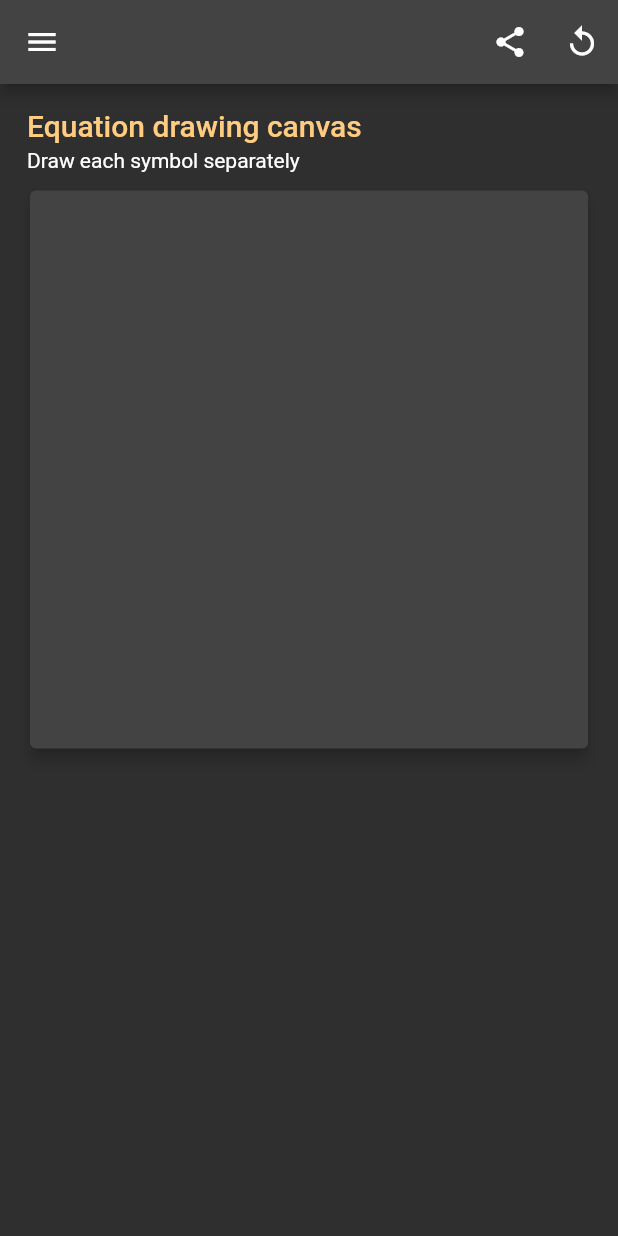
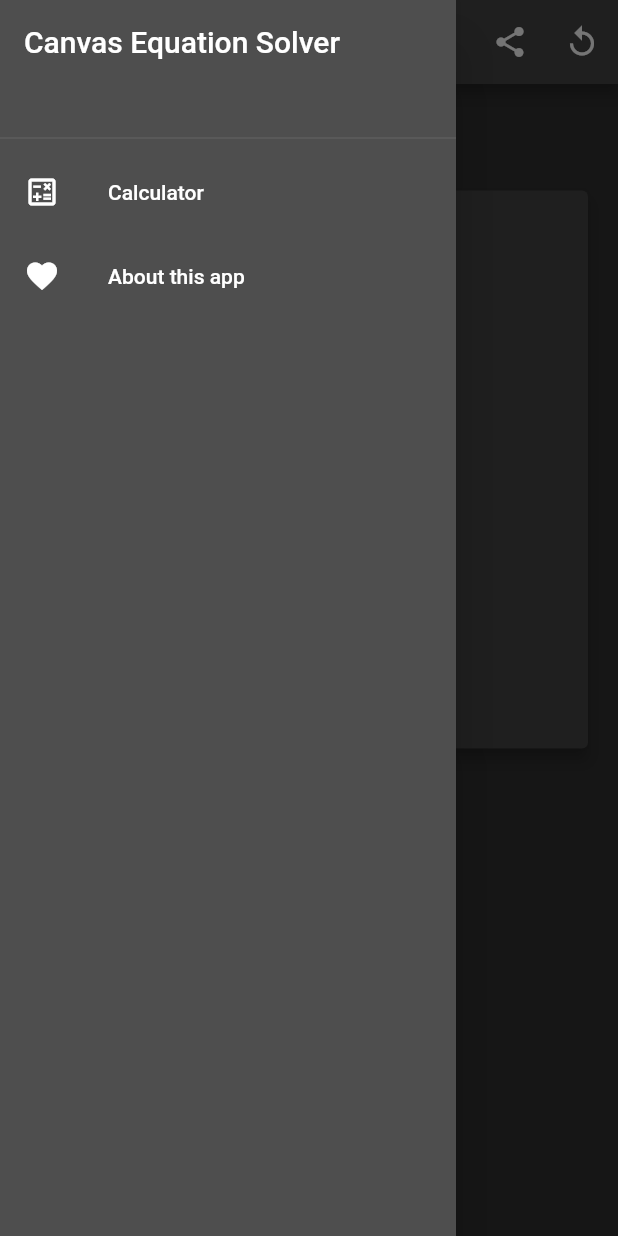
Before and after one commit to IrinUvis/canvas-math-expression-solver-mobile-app, a Flutter app: the screen it shows after launch, after a tap on the "menu" icon, on a phone screen of 412 x 824 dp. Run offline on Flutter 3.47's test engine with Material 2 defaults, Android fonts, the phone set to English and light mode, and no system bars; our stand-ins replace equatable; missing offline and left inert: tflite_flutter.

Commit message:
design implementation part 1

```diff
--- /dev/null
+++ b/lib/canvas/views/about_screen.dart
@@ -0,0 +1,14 @@
+import 'package:canvas_equation_solver_mobile_app/canvas/widgets/app_drawer.dart';
+import 'package:flutter/material.dart';
+
+class AboutScreen extends StatelessWidget {
+  const AboutScreen({Key? key}) : super(key: key);
+
+  @override
+  Widget build(BuildContext context) {
+    return Scaffold(
+      appBar: AppBar(),
+      drawer: const AppDrawer(),
+    );
+  }
+}
--- a/lib/canvas/views/canvas_screen.dart
+++ b/lib/canvas/views/canvas_screen.dart
@@ -1,11 +1,10 @@
 import 'dart:ui';
-
 import 'package:canvas_equation_solver_mobile_app/canvas/models/drawn_line.dart';
+import 'package:canvas_equation_solver_mobile_app/canvas/widgets/app_drawer.dart';
 import 'package:canvas_equation_solver_mobile_app/math_operation_creator/models/math_operation.dart';
 import 'package:canvas_equation_solver_mobile_app/math_operation_creator/services/math_operation_creator.dart';
 import 'package:canvas_equation_solver_mobile_app/theme/colors.dart';
 import 'package:flutter/material.dart';
-
 import '../widgets/drawing_area.dart';
 
 class CanvasScreen extends StatefulWidget {
@@ -52,9 +51,17 @@ class _CanvasScreenState extends State<CanvasScreen> {
 
     return Scaffold(
       appBar: AppBar(
-        leading: IconButton(
-          onPressed: () {},
-          icon: const Icon(Icons.menu),
+        leading: Builder(
+          builder: (context) {
+            return IconButton(
+              icon: const Icon(
+                Icons.menu,
+              ),
+              onPressed: () {
+                Scaffold.of(context).openDrawer();
+              },
+            );
+          },
         ),
         actions: [
           IconButton(
@@ -69,6 +76,7 @@ class _CanvasScreenState extends State<CanvasScreen> {
           ),
         ],
       ),
+      drawer: const AppDrawer(),
       body: Padding(
         padding: const EdgeInsets.symmetric(
             vertical: 16.0, horizontal: CanvasScreen.horizontalPadding),
--- /dev/null
+++ b/lib/canvas/widgets/app_drawer.dart
@@ -0,0 +1,37 @@
+import 'package:flutter/material.dart';
+
+class AppDrawer extends StatelessWidget {
+  const AppDrawer({Key? key}) : super(key: key);
+
+  @override
+  Widget build(BuildContext context) {
+    return Drawer(
+      child: ListView(
+        padding: EdgeInsets.zero,
+        children: [
+          SizedBox(
+            height: 100,
+            child: DrawerHeader(
+              child: Text('Canvas Equation Solver',
+                  style: Theme.of(context).textTheme.titleLarge),
+            ),
+          ),
+          ListTile(
+            leading: const Icon(Icons.calculate_outlined),
+            title: const Text('Calculator'),
+            onTap: () {
+              Navigator.pop(context);
+            },
+          ),
+          ListTile(
+            leading: const Icon(Icons.favorite),
+            title: const Text('About this app'),
+            onTap: () {
+              Navigator.pop(context);
+            },
+          ),
+        ],
+      ),
+    );
+  }
+}
--- a/lib/canvas_equation_solver.dart
+++ b/lib/canvas_equation_solver.dart
@@ -1,3 +1,4 @@
+import 'package:canvas_equation_solver_mobile_app/canvas/views/about_screen.dart';
 import 'package:canvas_equation_solver_mobile_app/canvas/views/canvas_screen.dart';
 import 'package:canvas_equation_solver_mobile_app/theme/colors.dart';
 import 'package:flutter/material.dart';
@@ -20,7 +21,11 @@ class CanvasEquationSolver extends StatelessWidget {
         ),
         textTheme: Typography.whiteMountainView,
       ),
-      home: const CanvasScreen(),
+      initialRoute: '/',
+      routes: {
+        '/': (context) => const CanvasScreen(),
+        '/about': (context) => const AboutScreen(),
+      },
     );
   }
 }
```
